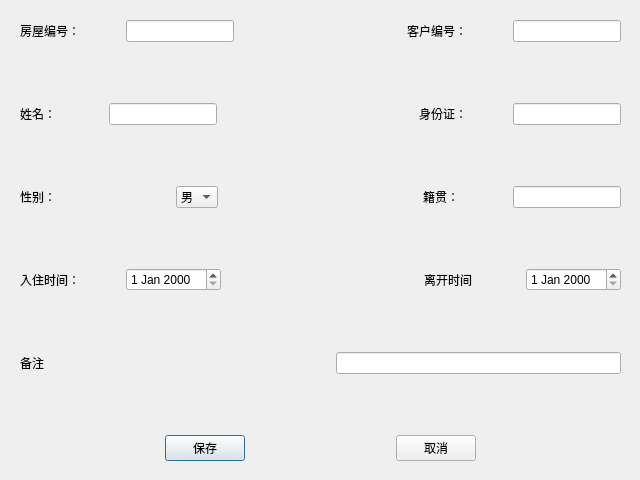
Qt form houserenter.ui (xiayufeng90520/RentSys) before a commit.
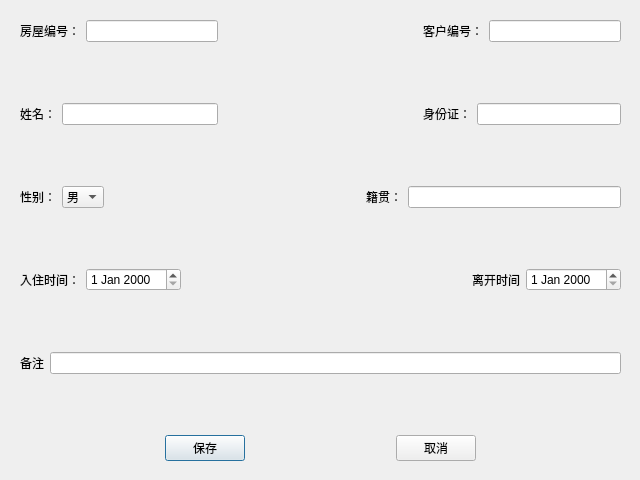
The same form after that commit.

Diff of the .ui file:
```diff
--- a/houserenter.ui
+++ b/houserenter.ui
@@ -34,19 +34,6 @@
           </property>
          </widget>
         </item>
-        <item>
-         <spacer name="horizontalSpacer">
-          <property name="orientation">
-           <enum>Qt::Horizontal</enum>
-          </property>
-          <property name="sizeHint" stdset="0">
-           <size>
-            <width>40</width>
-            <height>20</height>
-           </size>
-          </property>
-         </spacer>
-        </item>
         <item>
          <widget class="QLineEdit" name="leHouseID"/>
         </item>
@@ -74,19 +61,6 @@
           </property>
          </widget>
         </item>
-        <item>
-         <spacer name="horizontalSpacer_2">
-          <property name="orientation">
-           <enum>Qt::Horizontal</enum>
-          </property>
-          <property name="sizeHint" stdset="0">
-           <size>
-            <width>40</width>
-            <height>20</height>
-           </size>
-          </property>
-         </spacer>
-        </item>
         <item>
          <widget class="QLineEdit" name="leClientID"/>
         </item>
@@ -118,19 +92,6 @@
           </property>
          </widget>
         </item>
-        <item>
-         <spacer name="horizontalSpacer_3">
-          <property name="orientation">
-           <enum>Qt::Horizontal</enum>
-          </property>
-          <property name="sizeHint" stdset="0">
-           <size>
-            <width>40</width>
-            <height>20</height>
-           </size>
-          </property>
-         </spacer>
-        </item>
         <item>
          <widget class="QLineEdit" name="leName"/>
         </item>
@@ -158,19 +119,6 @@
           </property>
          </widget>
         </item>
-        <item>
-         <spacer name="horizontalSpacer_4">
-          <property name="orientation">
-           <enum>Qt::Horizontal</enum>
-          </property>
-          <property name="sizeHint" stdset="0">
-           <size>
-            <width>40</width>
-            <height>20</height>
-           </size>
-          </property>
-         </spacer>
-        </item>
         <item>
          <widget class="QLineEdit" name="leIDCardNumber"/>
         </item>
@@ -202,19 +150,6 @@
           </property>
          </widget>
         </item>
-        <item>
-         <spacer name="horizontalSpacer_7">
-          <property name="orientation">
-           <enum>Qt::Horizontal</enum>
-          </property>
-          <property name="sizeHint" stdset="0">
-           <size>
-            <width>40</width>
-            <height>20</height>
-           </size>
-          </property>
-         </spacer>
-        </item>
         <item>
          <widget class="QComboBox" name="cbSex">
           <item>
@@ -253,19 +188,6 @@
           </property>
          </widget>
         </item>
-        <item>
-         <spacer name="horizontalSpacer_5">
-          <property name="orientation">
-           <enum>Qt::Horizontal</enum>
-          </property>
-          <property name="sizeHint" stdset="0">
-           <size>
-            <width>40</width>
-            <height>20</height>
-           </size>
-          </property>
-         </spacer>
-        </item>
         <item>
          <widget class="QLineEdit" name="leNative"/>
         </item>
@@ -297,19 +219,6 @@
           </property>
          </widget>
         </item>
-        <item>
-         <spacer name="horizontalSpacer_11">
-          <property name="orientation">
-           <enum>Qt::Horizontal</enum>
-          </property>
-          <property name="sizeHint" stdset="0">
-           <size>
-            <width>40</width>
-            <height>20</height>
-           </size>
-          </property>
-         </spacer>
-        </item>
         <item>
          <widget class="QDateEdit" name="deLiveIn"/>
         </item>
@@ -337,19 +246,6 @@
           </property>
          </widget>
         </item>
-        <item>
-         <spacer name="horizontalSpacer_12">
-          <property name="orientation">
-           <enum>Qt::Horizontal</enum>
-          </property>
-          <property name="sizeHint" stdset="0">
-           <size>
-            <width>40</width>
-            <height>20</height>
-           </size>
-          </property>
-         </spacer>
-        </item>
         <item>
          <widget class="QDateEdit" name="deLearve"/>
         </item>
@@ -379,19 +275,6 @@
         </property>
        </widget>
       </item>
-      <item>
-       <spacer name="horizontalSpacer_6">
-        <property name="orientation">
-         <enum>Qt::Horizontal</enum>
-        </property>
-        <property name="sizeHint" stdset="0">
-         <size>
-          <width>40</width>
-          <height>20</height>
-         </size>
-        </property>
-       </spacer>
-      </item>
       <item>
        <widget class="QLineEdit" name="leRemark"/>
       </item>
```
